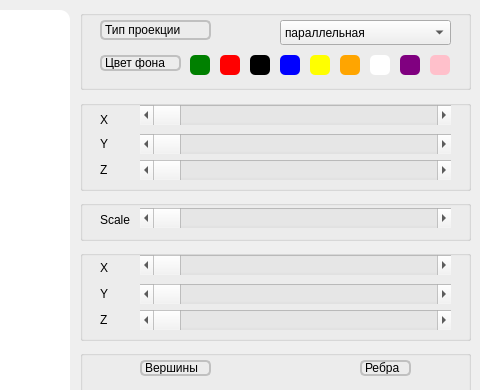
This is src/front/mainwindow.ui in fatkheev/3DViewer as Qt 5 draws it before an edit; both pictures show x 580 to 1060 and y 0 to 390 of the 1060 by 661 pixel window. The edited form follows.
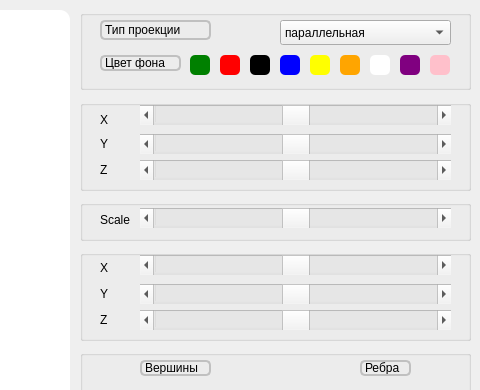
This is the edited form. Custom widgets are drawn as their Qt base class.

```diff
--- a/src/front/mainwindow.ui
+++ b/src/front/mainwindow.ui
@@ -693,6 +693,12 @@
        <height>20</height>
       </rect>
      </property>
+     <property name="minimum">
+      <number>-180</number>
+     </property>
+     <property name="maximum">
+      <number>180</number>
+     </property>
      <property name="orientation">
       <enum>Qt::Horizontal</enum>
      </property>
@@ -706,6 +712,12 @@
        <height>20</height>
       </rect>
      </property>
+     <property name="minimum">
+      <number>-180</number>
+     </property>
+     <property name="maximum">
+      <number>180</number>
+     </property>
      <property name="orientation">
       <enum>Qt::Horizontal</enum>
      </property>
@@ -719,6 +731,12 @@
        <height>20</height>
       </rect>
      </property>
+     <property name="minimum">
+      <number>-180</number>
+     </property>
+     <property name="maximum">
+      <number>180</number>
+     </property>
      <property name="orientation">
       <enum>Qt::Horizontal</enum>
      </property>
@@ -784,6 +802,15 @@
        <height>20</height>
       </rect>
      </property>
+     <property name="minimum">
+      <number>-100</number>
+     </property>
+     <property name="maximum">
+      <number>100</number>
+     </property>
+     <property name="value">
+      <number>0</number>
+     </property>
      <property name="orientation">
       <enum>Qt::Horizontal</enum>
      </property>
@@ -797,6 +824,15 @@
        <height>20</height>
       </rect>
      </property>
+     <property name="minimum">
+      <number>-100</number>
+     </property>
+     <property name="maximum">
+      <number>100</number>
+     </property>
+     <property name="value">
+      <number>0</number>
+     </property>
      <property name="orientation">
       <enum>Qt::Horizontal</enum>
      </property>
@@ -810,6 +846,15 @@
        <height>20</height>
       </rect>
      </property>
+     <property name="minimum">
+      <number>-100</number>
+     </property>
+     <property name="maximum">
+      <number>100</number>
+     </property>
+     <property name="value">
+      <number>0</number>
+     </property>
      <property name="orientation">
       <enum>Qt::Horizontal</enum>
      </property>
@@ -878,6 +923,18 @@
      <property name="styleSheet">
       <string notr="true"/>
      </property>
+     <property name="minimum">
+      <number>0</number>
+     </property>
+     <property name="maximum">
+      <number>180</number>
+     </property>
+     <property name="singleStep">
+      <number>1</number>
+     </property>
+     <property name="value">
+      <number>90</number>
+     </property>
      <property name="orientation">
       <enum>Qt::Horizontal</enum>
      </property>
```
Left out of the diff: 14 changed lines with no effect on the pictures.
